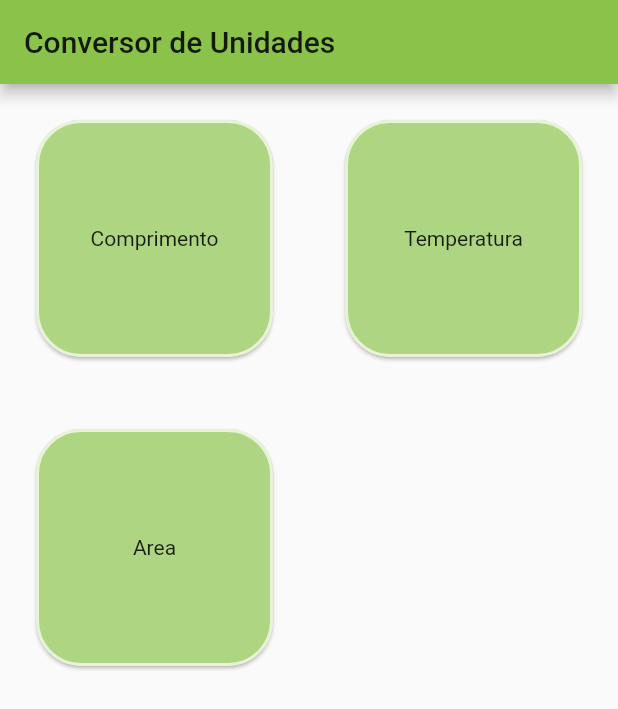
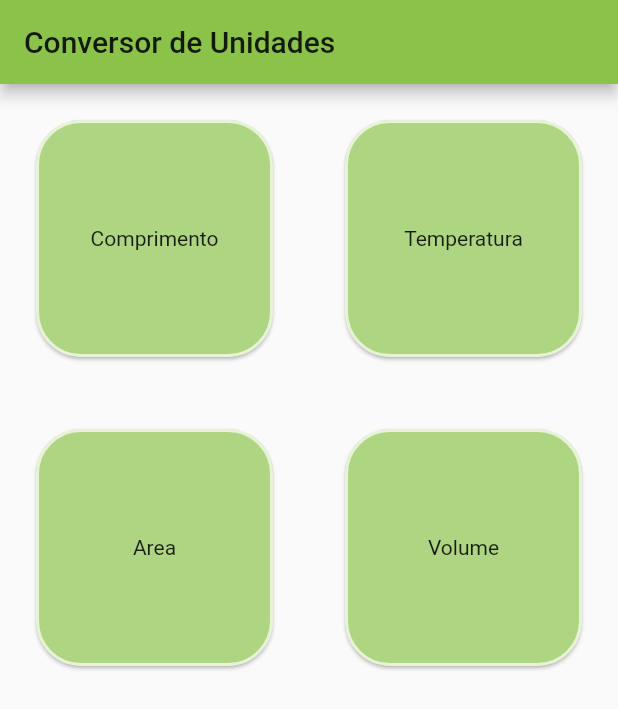
Before and after one commit to alex-cerlini/unit_converter, a Flutter app: the screen it shows after launch, on a phone screen of 412 x 824 dp. Shown: the top 709 px of the screen. Run offline on Flutter 3.47's test engine with Material 2 defaults, Android fonts, the phone set to English and light mode, and no system bars.

Commit message:
Add Card Volume

```diff
--- a/lib/main.dart
+++ b/lib/main.dart
@@ -85,6 +85,22 @@ class _MyHomePageState extends State<MyHomePage> {
               ),
             ),
           ),
+          Padding(
+            padding: const EdgeInsets.all(20),
+            child: Card(
+              color: Colors.lightGreen[300],
+              shape: RoundedRectangleBorder(
+                side: BorderSide(
+                  color: Colors.white70,
+                  width: 2,
+                ),
+                borderRadius: BorderRadius.circular(30),
+              ),
+              child: Center(
+                child: Text("Volume"),
+              ),
+            ),
+          ),
         ],
       ),
     );
```
